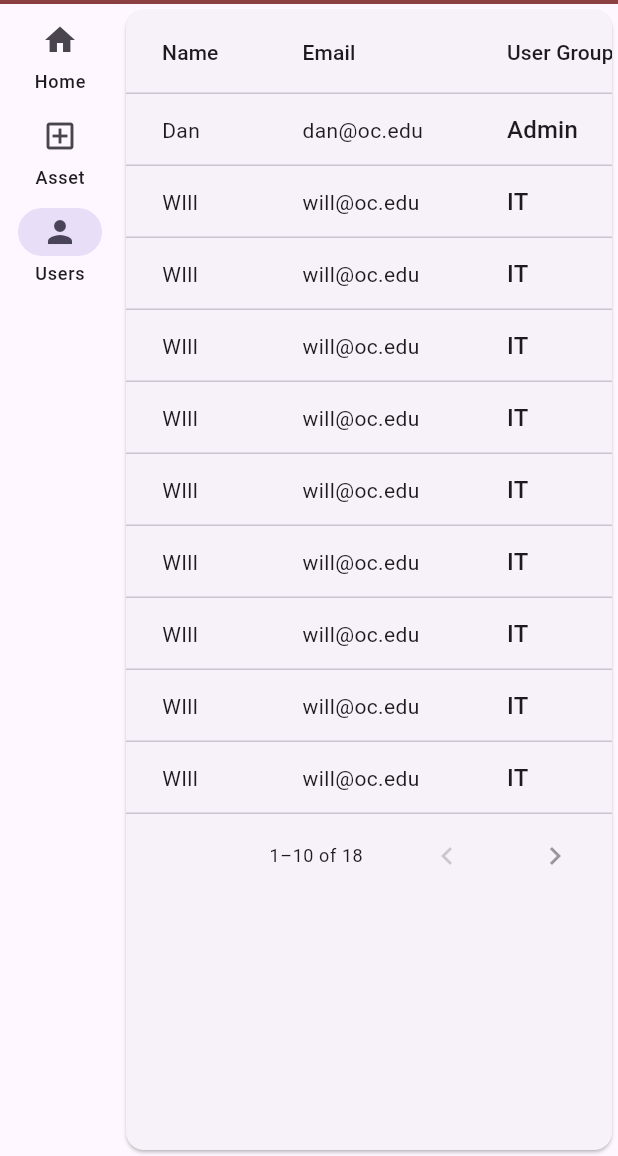
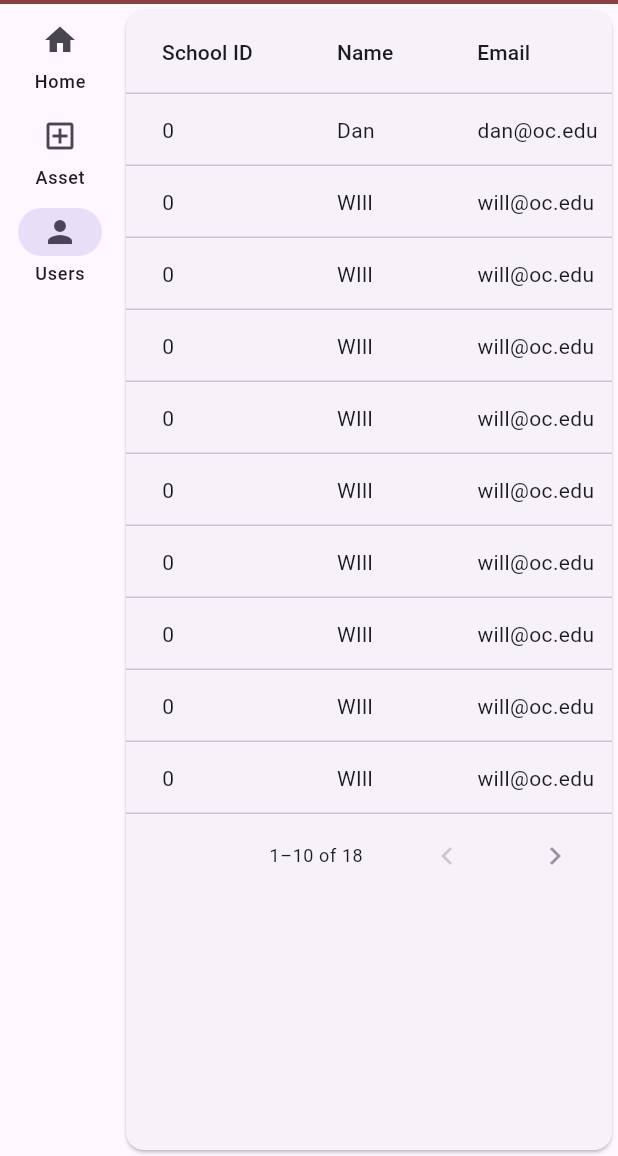
Before and after one commit to ItzWillz/SEV_F_AssestM, a Flutter app: the screen it shows after launch, after a tap on the "menu" icon, after a tap on "Asset", after a tap on "Users", on a phone screen of 412 x 824 dp, the part 80-1236 px from its top. Run offline on Flutter 3.47's test engine with Material 3 defaults, Android fonts, the phone set to English and light mode, and no system bars; our stand-ins replace cloud_firestore, firebase_auth, firebase_core, google_sign_in; accounts and stored records are empty; network calls fail; statements that could not run were skipped.

Commit message:
Make data table generic

```diff
--- a/lib/main.dart
+++ b/lib/main.dart
@@ -1,17 +1,11 @@
 import 'package:firebase_core/firebase_core.dart';
 import 'package:flutter/material.dart';
-import 'package:ocassetmanagement/landing.dart';
-import 'package:ocassetmanagement/view_models/logged_user.dart';
 import 'package:provider/provider.dart';
-//import 'services/firestore_storage.dart';
-import 'package:ocassetmanagement/pages/TempWebAuthPage.dart';
-//import 'package:ocassetmanagement/landing.dart';
-import 'package:ocassetmanagement/services/firestore_storage.dart';
-import 'package:flutter/src/material/icons.dart';
-//import 'package:sidebar.dart';
 
 import 'firebase_options.dart';
+import 'landing.dart';
 import 'view_models/create_asset_profile.dart';
+import 'view_models/logged_user.dart';
 
 Future<void> main() async {
   WidgetsFlutterBinding.ensureInitialized();
@@ -27,16 +21,6 @@ Future<void> main() async {
     ],
     child: const MyApp(),
   ));
-
-      // options: const FirebaseOptions(
-      //     apiKey: "AIzaSyCI4R27jYcZUT8osupWtDJH6S3N16vzUNM",
-      //     authDomain: "ocassetmanagement.firebaseapp.com",
-      //     projectId: "ocassetmanagement",
-      //     storageBucket: "ocassetmanagement.appspot.com",
-      //     messagingSenderId: "647960639907",
-      //     appId: "1:647960639907:web:c1bb9c45af3f0a8cd64216",
-      //     measurementId: "G-DLPHX1WD9Z");
-  // runApp(const MyApp());
 }
 
 class MyApp extends StatelessWidget {
@@ -49,7 +33,7 @@ class MyApp extends StatelessWidget {
       theme: ThemeData(
         primarySwatch: Colors.blue,
       ),
-      home: Landing(),
+      home: const Landing(),
       // home: Provider.of<LoggedUserNotifier>(context).isLoggedIn ? Landing() : TempWebAuthPage(),
     );
   }
--- /dev/null
+++ b/lib/models/tableable.dart
@@ -0,0 +1,4 @@
+abstract class Tableable {
+  List<Object?> asRow();
+  List<String> header();
+}
--- a/lib/models/user_model.dart
+++ b/lib/models/user_model.dart
@@ -1,26 +1,57 @@
 import 'package:cloud_firestore/cloud_firestore.dart';
-import 'package:uuid/uuid.dart';
+import '../view_models/cells/dropdown_cell.dart';
+import 'tableable.dart';
 
-class User {
-  User({String? id})   // DocumentSnapshot snapshot(?)
-      : userId = 0,
-        name = '',
-        email = '',
-        userGroup = '',
-        id = id ?? _uuid.v1();
+class User implements Tableable {
+  User({
+    required this.name,
+    required this.email,
+    required this.schoolId,
+    required this.userGroup,
+  }): id = '0';
 
-        User.fromFirestore(DocumentSnapshot snapshot)
-        : email = snapshot['email'] ?? '',
+  User.fromFirestore(DocumentSnapshot snapshot)
+      : email = snapshot['email'] ?? '',
         userGroup = snapshot['userGroup'] ?? '',
         name = snapshot['name'] ?? '',
-        userId = snapshot['userId'] ?? 0,
+        schoolId = snapshot['userId'] ?? 0,
         id = snapshot.id;
 
+  String userGroup;
+  String name;
+  String email;
+  final String id;
+  int schoolId;
 
-  late String userGroup;
-  late String name;
-  static const _uuid = Uuid();
-  late String email;
-  late final String id;
-  late int userId;
+  static final userGroupOptions = <String>[
+    'Admin',
+    'IT',
+    'Support Central',
+    'Maintenance',
+  ]; // TODO store and pull this from Firestore.
+
+  @override
+  List<String> header() {
+    return ['School ID', 'Name', 'Email', 'User Group'];
+  }
+
+  @override
+  List<Object?> asRow() {
+    return [
+      id,
+      name,
+      email,
+      DropdownCell(
+        value: userGroup,
+        items: userGroupOptions,
+        updateValue: updateUserGroup,
+      )
+    ];
+  }
+
+  void updateUserGroup(String? value) {
+    if (value != null) {
+      userGroup = value;
+    }
+  }
 }
--- a/lib/pages/all_users_page.dart
+++ b/lib/pages/all_users_page.dart
@@ -1,5 +1,6 @@
 import 'package:flutter/material.dart';
 
+import '../models/user_model.dart';
 import '../widgets/data_table.dart';
 
 class AllUsersPage extends StatelessWidget {
@@ -7,6 +8,48 @@ class AllUsersPage extends StatelessWidget {
 
   @override
   Widget build(BuildContext context) {
-    return Material(child: AssetDataTable());
+    return Material(child: AssetDataTable(data: _admins));
   }
 }
+
+final _admins = [
+  User(
+      name: 'Dan', email: 'dan@oc.edu', schoolId: 234897, userGroup: 'Admin'),
+  User(
+      name: 'WIll', email: 'will@oc.edu', schoolId: 2348973, userGroup: 'IT'),
+  User(
+      name: 'WIll', email: 'will@oc.edu', schoolId: 2348973, userGroup: 'IT'),
+  User(
+      name: 'WIll', email: 'will@oc.edu', schoolId: 2348973, userGroup: 'IT'),
+  User(
+      name: 'WIll', email: 'will@oc.edu', schoolId: 2348973, userGroup: 'IT'),
+  User(
+      name: 'WIll', email: 'will@oc.edu', schoolId: 2348973, userGroup: 'IT'),
+  User(
+      name: 'WIll', email: 'will@oc.edu', schoolId: 2348973, userGroup: 'IT'),
+  User(
+      name: 'WIll', email: 'will@oc.edu', schoolId: 2348973, userGroup: 'IT'),
+  User(
+      name: 'WIll', email: 'will@oc.edu', schoolId: 2348973, userGroup: 'IT'),
+  User(
+      name: 'WIll', email: 'will@oc.edu', schoolId: 2348973, userGroup: 'IT'),
+  User(
+      name: 'WIll', email: 'will@oc.edu', schoolId: 2348973, userGroup: 'IT'),
+  User(
+      name: 'WIll', email: 'will@oc.edu', schoolId: 2348973, userGroup: 'IT'),
+  User(
+      name: 'WIll', email: 'will@oc.edu', schoolId: 2348973, userGroup: 'IT'),
+  User(
+      name: 'WIll', email: 'will@oc.edu', schoolId: 2348973, userGroup: 'IT'),
+  User(
+      name: 'WIll', email: 'will@oc.edu', schoolId: 2348973, userGroup: 'IT'),
+  User(
+      name: 'WIll', email: 'will@oc.edu', schoolId: 2348973, userGroup: 'IT'),
+  User(
+      name: 'WIll', email: 'will@oc.edu', schoolId: 2348973, userGroup: 'IT'),
+  User(
+      name: 'Andrew',
+      email: 'andrew@oc.edu',
+      schoolId: 248973,
+      userGroup: 'Maintenance'),
+];
--- /dev/null
+++ b/lib/view_models/cells/asset_cell.dart
@@ -0,0 +1,5 @@
+import 'package:flutter/material.dart';
+
+abstract class AssetCell extends ChangeNotifier {
+  DataCell toDataCell();
+}
--- /dev/null
+++ b/lib/view_models/cells/dropdown_cell.dart
@@ -0,0 +1,35 @@
+import 'package:flutter/material.dart';
+
+import 'asset_cell.dart';
+
+class DropdownCell extends AssetCell {
+  String? value;
+  final List<String> items;
+  final void Function(String?) updateValue;
+
+  DropdownCell({
+    this.value,
+    required this.items,
+    required this.updateValue,
+  });
+
+  @override
+  DataCell toDataCell() {
+    return DataCell(
+      DropdownButton<String>(
+        value: value,
+        items: items.map((value) {
+          return DropdownMenuItem(
+            value: value,
+            child: Text(value),
+          );
+        }).toList(),
+        onChanged: (value) {
+          this.value = value;
+          updateValue(value);
+          notifyListeners();
+        },
+      ),
+    );
+  }
+}
--- a/lib/view_models/logged_user.dart
+++ b/lib/view_models/logged_user.dart
@@ -10,10 +10,8 @@ class LoggedUserNotifier extends ChangeNotifier {
   // String? name;
   um.User? user;
 
-
   bool get isLoggedIn => user != null;
 //Flip to Landing Page & Back
-
 
   LoggedUserNotifier() {
     FirebaseAuth.instance.authStateChanges().listen((User? event) {
@@ -22,12 +20,20 @@ class LoggedUserNotifier extends ChangeNotifier {
         return;
       }
       // completeLoginFunctionality(event);
-
     });
   }
 
   Future<void> completeLoginFunctionality(User user) async {
-    this.user = um.User(id: user.uid );
+    // TODO get info from Firestore
+    this.user = um.User(
+      email: user.email ?? 'No emial',
+      name: user.displayName ?? 'No display name',
+      schoolId: 23409,
+      userGroup: 'Admin',
+    );
+
+
+    // this.user = um.User(id: user.uid );
     // isProfileSelectionScreen = false;
     // if (field arg here) {
     //   userId = null;
--- a/lib/widgets/data_table.dart
+++ b/lib/widgets/data_table.dart
@@ -1,168 +1,72 @@
-import 'dart:html';
+import 'package:flutter/foundation.dart';
+import 'package:flutter/material.dart';
 
-import 'package:flutter/material.dart';
-// import 'package:reflectable/reflectable.dart';
-// import 'main.reflectable.dart';
-
-/// Flutter code sample for [PaginatedDataTable].
+import '../view_models/cells/asset_cell.dart';
+import '../models/tableable.dart';
 
 class MyDataSource extends DataTableSource {
-  @override
-  int get rowCount => admins.length;
+  MyDataSource({required this.data});
+
+  final List<Object> data;
 
   @override
-  DataRow? getRow(int index) {
-    final row = admins[index];
-    return DataRow(cells: [
-      DataCell(Text(row.name)),
-      DataCell(Text(row.email)),
-      DataCell(
-        DropdownButton<String>(
-          value: row.userGroup,
-          items: <String>[
-            'Admin',
-            'IT',
-            'Support Central',
-            'Maintenance',
-          ].map((String value) {
-            return DropdownMenuItem<String>(
-              value: value,
-              child: Text(value),
-            );
-          }).toList(),
-          onChanged: (value) {
-            if (value != null) {
-              row.userGroup = value;
-              notifyListeners();
-            }
-          },
-        ),
-      ),
-      DataCell(Text(row.schoolId)),
-    ]);
-  }
+  int get rowCount => data.length;
 
   @override
   bool get isRowCountApproximate => false;
 
   @override
   int get selectedRowCount => 0;
+
+  @override
+  DataRow? getRow(int index) {
+    final row = data[index];
+
+    if (row is Tableable) {
+      return DataRow(cells: row.asRow().map(_toDataCell).toList());
+    } else {
+      if (kDebugMode) print('$row doens\'t implement tableable.');
+      return DataRow(
+          cells: List.filled(data.length, const DataCell(Placeholder())));
+    }
   }
 
-final DataTableSource dataSource = MyDataSource();
+  DataCell _toDataCell(Object? label) {
+    if (label is AssetCell) {
+      label.addListener(() => notifyListeners());
+      return label.toDataCell();
+    }
+
+    return DataCell(Text(label?.toString() ?? ''));
+  }
+}
 
 class AssetDataTable extends StatelessWidget {
-  const AssetDataTable({super.key});
+  AssetDataTable({super.key, required this.data})
+      : dataSource = MyDataSource(data: data);
+
+  final List<Object> data;
+  final DataTableSource dataSource;
 
   @override
   Widget build(BuildContext context) {
+    if (data.isEmpty) {
+      return const Text('Table is empty');
+    }
+    final asset = data.first;
+
+    if (asset is Tableable) {
       return PaginatedDataTable(
-      columns: Admin.toDataColumn(),
+        columns: asset.header().map(columnHeader).toList(),
         source: dataSource,
       );
     }
+
+    return Text(
+        '${asset.runtimeType} does not implement Tableable. Please fix this.');
   }
 
-final admins = [
-  Admin(
-      name: 'Dan', email: 'dan@oc.edu', schoolId: '234897', userGroup: 'Admin'),
-  Admin(
-      name: 'WIll', email: 'will@oc.edu', schoolId: '2348973', userGroup: 'IT'),
-  Admin(
-      name: 'WIll', email: 'will@oc.edu', schoolId: '2348973', userGroup: 'IT'),
-  Admin(
-      name: 'WIll', email: 'will@oc.edu', schoolId: '2348973', userGroup: 'IT'),
-  Admin(
-      name: 'WIll', email: 'will@oc.edu', schoolId: '2348973', userGroup: 'IT'),
-  Admin(
-      name: 'WIll', email: 'will@oc.edu', schoolId: '2348973', userGroup: 'IT'),
-  Admin(
-      name: 'WIll', email: 'will@oc.edu', schoolId: '2348973', userGroup: 'IT'),
-  Admin(
-      name: 'WIll', email: 'will@oc.edu', schoolId: '2348973', userGroup: 'IT'),
-  Admin(
-      name: 'WIll', email: 'will@oc.edu', schoolId: '2348973', userGroup: 'IT'),
-  Admin(
-      name: 'WIll', email: 'will@oc.edu', schoolId: '2348973', userGroup: 'IT'),
-  Admin(
-      name: 'WIll', email: 'will@oc.edu', schoolId: '2348973', userGroup: 'IT'),
-  Admin(
-      name: 'WIll', email: 'will@oc.edu', schoolId: '2348973', userGroup: 'IT'),
-  Admin(
-      name: 'WIll', email: 'will@oc.edu', schoolId: '2348973', userGroup: 'IT'),
-  Admin(
-      name: 'WIll', email: 'will@oc.edu', schoolId: '2348973', userGroup: 'IT'),
-  Admin(
-      name: 'WIll', email: 'will@oc.edu', schoolId: '2348973', userGroup: 'IT'),
-  Admin(
-      name: 'WIll', email: 'will@oc.edu', schoolId: '2348973', userGroup: 'IT'),
-  Admin(
-      name: 'WIll', email: 'will@oc.edu', schoolId: '2348973', userGroup: 'IT'),
-  Admin(
-      name: 'Andrew',
-      email: 'andrew@oc.edu',
-      schoolId: '248973',
-      userGroup: 'Maintenance'),
-];
-
-class Admin {
-  Admin(
-      {required this.name,
-      required this.email,
-      required this.schoolId,
-      required this.userGroup});
-
-  static const columns = {'name': 'Name'};
-
-  String name;
-  String email;
-  String schoolId;
-  String userGroup;
-
-  static List<DataColumn> toDataColumn() => [
-        'Name',
-        'Email',
-        'User Group',
-        'School ID'
-      ].map<DataColumn>((label) => DataColumn(label: Text(label))).toList();
-
-  DataRow? toDataRow() {
-    return DataRow(cells: [
-      DataCell(Text(name)),
-      DataCell(Text(email)),
-      DataCell(
-        DropdownButton<String>(
-          value: userGroup,
-          items: <String>[
-            'Admin',
-            'IT',
-            'Support Central',
-            'Maintenance',
-          ].map((String value) {
-            return DropdownMenuItem<String>(
-              value: value,
-              child: Text(value),
-            );
-          }).toList(),
-          onChanged: (value) {
-            if (value != null) {
-              userGroup = value;
+  DataColumn columnHeader(String label) {
+    return DataColumn(label: Text(label.toString()));
   }
-          },
-        ),
-      ),
-      DataCell(Text(schoolId)),
-    ]);
 }
-
-  //   DataColumn(
-  //     label: Text(),
-  //   ),
-  //   DataColumn(
-  //     label: Text(),
-  //   ),
-  //   DataColumn(
-  //     label: Text(),
-  //   ),
-  // ];
-}
--- a/pubspec.yaml
+++ b/pubspec.yaml
@@ -43,7 +43,6 @@ dependencies:
   shared_preferences: ^2.2.2
   easy_dynamic_theme: ^2.3.1
   uuid: ^4.1.0
-  reflectable: ^4.0.5
 
 dev_dependencies:
   flutter_test:
```
Also changed, not shown: lib/models/asset_type.dart (line endings or trailing spaces), pubspec.lock. Lines whose indentation alone changed are shown as unchanged.
